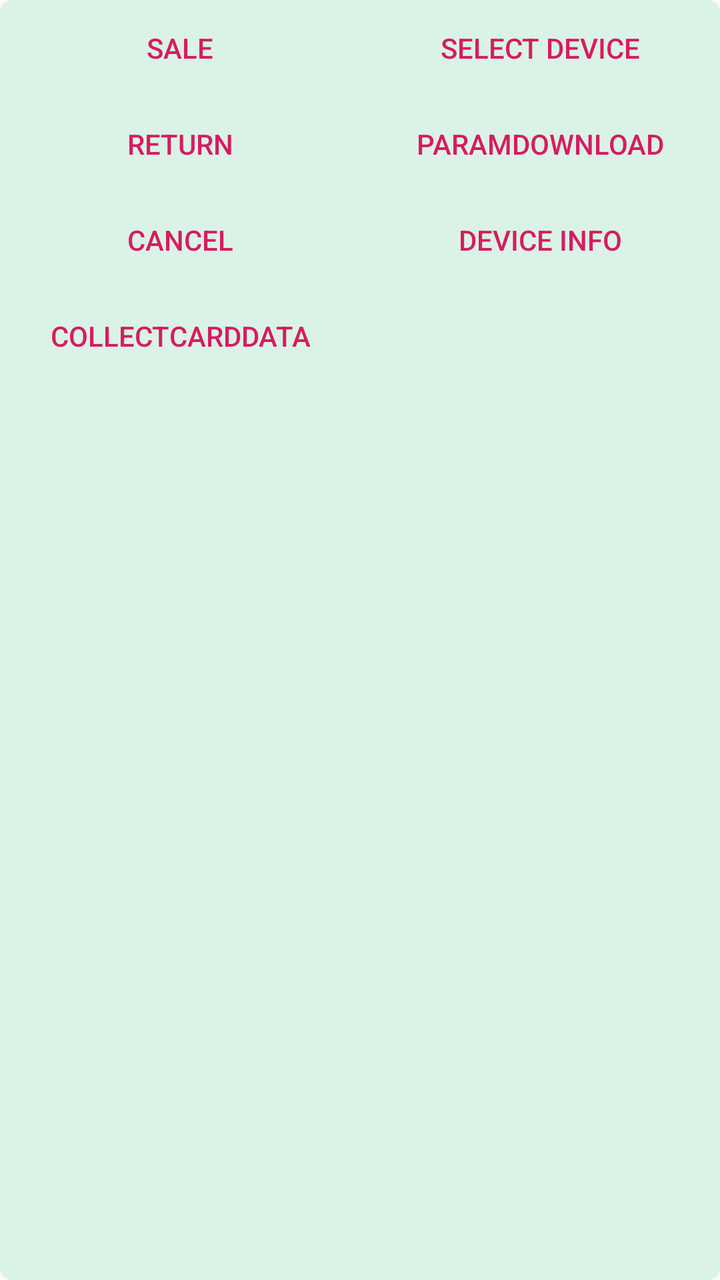
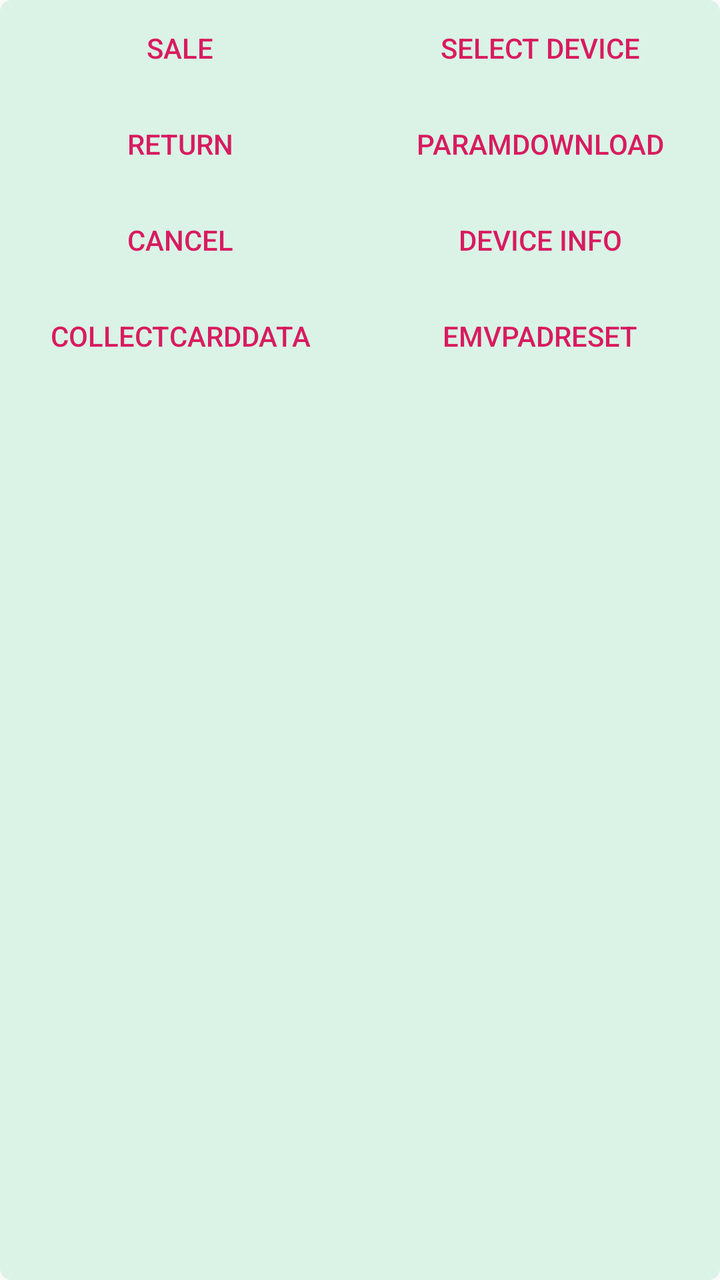

Screens rendered from an Android XML layout before and after an edit, with the pre-edit source and the edit as a unified diff.
<!-- AndroidManifest.xml: application theme AppTheme -->
<!-- res/layout/trancode_card.xml -->
<?xml version="1.0" encoding="utf-8"?>
<androidx.cardview.widget.CardView xmlns:android="http://schemas.android.com/apk/res/android"
    xmlns:app="http://schemas.android.com/apk/res-auto"
    android:layout_width="match_parent"
    android:layout_height="wrap_content"
    app:cardCornerRadius="6dp"
    app:cardElevation="-16dp">

    <ScrollView
        android:layout_width="match_parent"
        android:layout_height="match_parent"
        android:background="#3653C58A">

        <LinearLayout
            style="?android:attr/buttonBarStyle"
            android:layout_width="match_parent"
            android:layout_height="wrap_content"
            android:isScrollContainer="true"
            android:orientation="vertical">

            <LinearLayout
                style="?android:attr/buttonBarStyle"
                android:layout_width="match_parent"
                android:layout_height="match_parent"
                android:orientation="horizontal"
                android:weightSum="10">

                <Button
                    android:id="@+id/saleButton"
                    style="?android:attr/buttonBarButtonStyle"
                    android:layout_width="0dp"
                    android:layout_height="wrap_content"
                    android:layout_weight="5"
                    android:text="@string/sale" />

                <Button
                    android:id="@+id/selectDevice"
                    style="?android:attr/buttonBarButtonStyle"
                    android:layout_width="0dp"
                    android:layout_height="wrap_content"
                    android:layout_weight="5"
                    android:text="@string/select_device" />
            </LinearLayout>

            <LinearLayout
                style="?android:attr/buttonBarStyle"
                android:layout_width="match_parent"
                android:layout_height="wrap_content"
                android:orientation="horizontal"
                android:weightSum="10">

                <Button
                    android:id="@+id/returnButton"
                    style="?android:attr/buttonBarButtonStyle"
                    android:layout_width="0dp"
                    android:layout_height="wrap_content"
                    android:layout_weight="5"
                    android:text="@string/emvreturn" />

                <Button
                    android:id="@+id/emvParamDownloadButton"
                    style="?android:attr/buttonBarButtonStyle"
                    android:layout_width="0dp"
                    android:layout_height="wrap_content"
                    android:layout_weight="5"
                    android:text="@string/emvparamdownload" />
            </LinearLayout>

            <LinearLayout
                style="?android:attr/buttonBarStyle"
                android:layout_width="match_parent"
                android:layout_height="match_parent"
                android:orientation="horizontal"
                android:weightSum="10">

                <Button
                    android:id="@+id/cancelButton"
                    style="?android:attr/buttonBarButtonStyle"
                    android:layout_width="0dp"
                    android:layout_height="wrap_content"
                    android:layout_weight="5"
                    android:text="@string/cancel" />

                <Button
                    android:id="@+id/getDevicesInfoButton"
                    style="?android:attr/buttonBarButtonStyle"
                    android:layout_width="0dp"
                    android:layout_height="wrap_content"
                    android:layout_weight="5"
                    android:text="@string/device_info" />

            </LinearLayout>

            <LinearLayout
                style="?android:attr/buttonBarStyle"
                android:layout_width="match_parent"
                android:layout_height="match_parent"
                android:orientation="horizontal"
                android:weightSum="10">

                <Button
                    android:id="@+id/collectCardData"
                    style="?android:attr/buttonBarButtonStyle"
                    android:layout_width="0dp"
                    android:layout_height="wrap_content"
                    android:layout_weight="5"
                    android:text="@string/collectCardData" />

                <Button
                    android:id="@+id/upcomingFeatureButton"
                    style="?android:attr/buttonBarButtonStyle"
                    android:layout_width="0dp"
                    android:layout_height="wrap_content"
                    android:layout_weight="5"
                    android:text="@string/device_info"
                    android:visibility="invisible" />

            </LinearLayout>

        </LinearLayout>
    </ScrollView>


</androidx.cardview.widget.CardView>
<!-- resources referenced by this layout -->
<resources>
  <string name="cancel">Cancel</string>
  <string name="collectCardData">CollectCardData</string>
  <string name="device_info">Device Info</string>
  <string name="emvparamdownload">ParamDownload</string>
  <string name="emvreturn">Return</string>
  <string name="sale">Sale</string>
  <string name="select_device">Select Device</string>
  <style name="AppTheme" parent="Theme.AppCompat.Light.DarkActionBar">
          
          <item name="colorPrimary">@color/colorPrimary</item>
          <item name="colorPrimaryDark">@color/colorPrimaryDark</item>
          <item name="colorAccent">@color/colorAccent</item>
      </style>
  <color name="colorPrimary">#008577</color>
  <color name="colorPrimaryDark">#00574B</color>
  <color name="colorAccent">#D81B60</color>
</resources>

<!-- the commit's change to res/layout/trancode_card.xml (unified diff, before → after) -->
@@ -107,13 +107,12 @@
                     android:text="@string/collectCardData" />
 
                 <Button
-                    android:id="@+id/upcomingFeatureButton"
+                    android:id="@+id/padResetButton"
                     style="?android:attr/buttonBarButtonStyle"
                     android:layout_width="0dp"
                     android:layout_height="wrap_content"
                     android:layout_weight="5"
-                    android:text="@string/device_info"
-                    android:visibility="invisible" />
+                    android:text="@string/padreset" />
 
             </LinearLayout>
 
<!-- resource entries referenced after the edit -->
@@ -5,6 +5,7 @@
   <string name="device_info">Device Info</string>
   <string name="emvparamdownload">ParamDownload</string>
   <string name="emvreturn">Return</string>
+  <string name="padreset">EMVPadReset</string>
   <string name="sale">Sale</string>
   <string name="select_device">Select Device</string>
   <style name="AppTheme" parent="Theme.AppCompat.Light.DarkActionBar">
